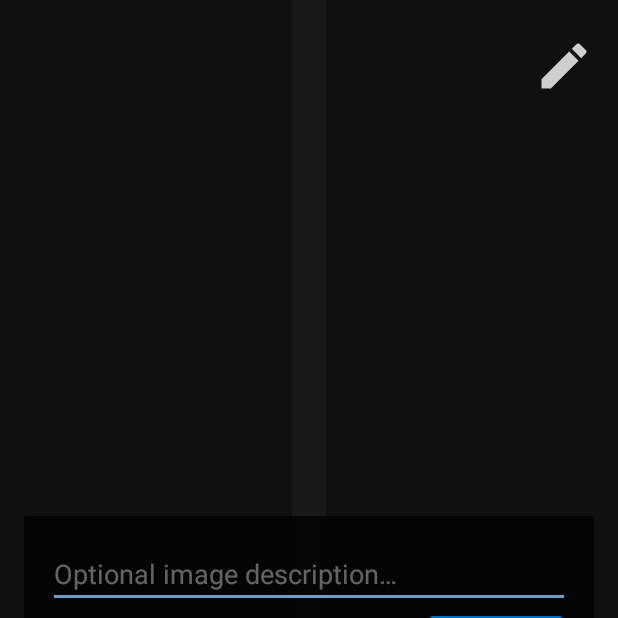
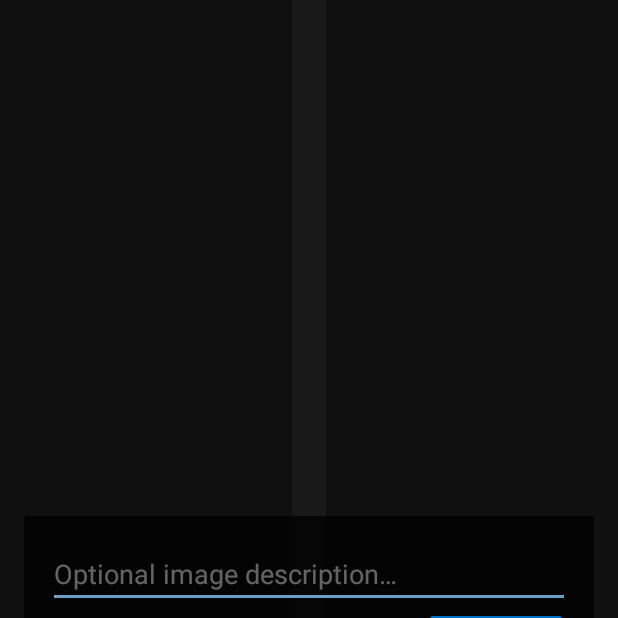
Before and after one commit to bryanburress/android-photo-monkey, an Android app: the screen it shows after launch (PhotoMonkeyActivity), on a phone screen of 412 x 824 dp, the top half of it. Run offline under Robolectric (Android 15) with nearby library versions, the phone set to English and light mode, and no system bars.

Commit message:
MONKEY-50: Clean up for code review on UI part

```diff
--- a/app/src/main/java/com/chesapeaketechnology/photomonkey/PhotoMonkeyActivity.java
+++ b/app/src/main/java/com/chesapeaketechnology/photomonkey/PhotoMonkeyActivity.java
@@ -47,7 +47,6 @@ public class PhotoMonkeyActivity extends AppCompatActivity
 
     private String currentPhotoPath;
     private Uri photoUri;
-    private File imageFileChangeMe;
 
     @RequiresApi(api = Build.VERSION_CODES.Q)
     @Override
@@ -65,6 +64,8 @@ public class PhotoMonkeyActivity extends AppCompatActivity
         editButton = findViewById(R.id.editButton);
         newPhotoButton = findViewById(R.id.newPhotoButton);
 
+        resetUI();
+
         editButton.setOnClickListener(v -> {
             dialogView.setVisibility(View.VISIBLE);
             description.requestFocus();
@@ -77,6 +78,7 @@ public class PhotoMonkeyActivity extends AppCompatActivity
         saveButton.setOnClickListener(v -> {
             dialogView.setVisibility(View.GONE);
             newPhotoButton.setVisibility(View.VISIBLE);
+            editButton.setVisibility(View.VISIBLE);
             hideKeyboard();
 
             addExifDataToPhoto(description.getText().toString());
@@ -87,12 +89,13 @@ public class PhotoMonkeyActivity extends AppCompatActivity
     }
 
     /**
-     * Reset UI after taking a picture
+     * Reset UI after taking a picture.
      */
     private void resetUI()
     {
         newPhotoButton.setVisibility(View.GONE);
         dialogView.setVisibility(View.VISIBLE);
+        editButton.setVisibility(View.GONE);
         description.setText("");
         description.requestFocus();
     }
@@ -185,11 +188,8 @@ public class PhotoMonkeyActivity extends AppCompatActivity
                 getExternalStorageDirectory(),
                 PhotoMonkeyConstants.PHOTO_MONKEY_PICTURES_DIRECTORY
         );
-//        final File storageDir = getExternalFilesDir(Environment.DIRECTORY_PICTURES); // TODO We might want to update this to the regular public photo directory
-
         storageDir.mkdir();
         File image = File.createTempFile(imageFileName, ".jpg", storageDir);
-        imageFileChangeMe = image;
 
         currentPhotoPath = image.getAbsolutePath();
         return image;
@@ -198,6 +198,7 @@ public class PhotoMonkeyActivity extends AppCompatActivity
     @RequiresApi(api = Build.VERSION_CODES.Q)
     private void addExifDataToPhoto(String description)
     {
+        // TODO: This is does not work
         try
         {
             ExifInterface exif = new ExifInterface(currentPhotoPath);
```
